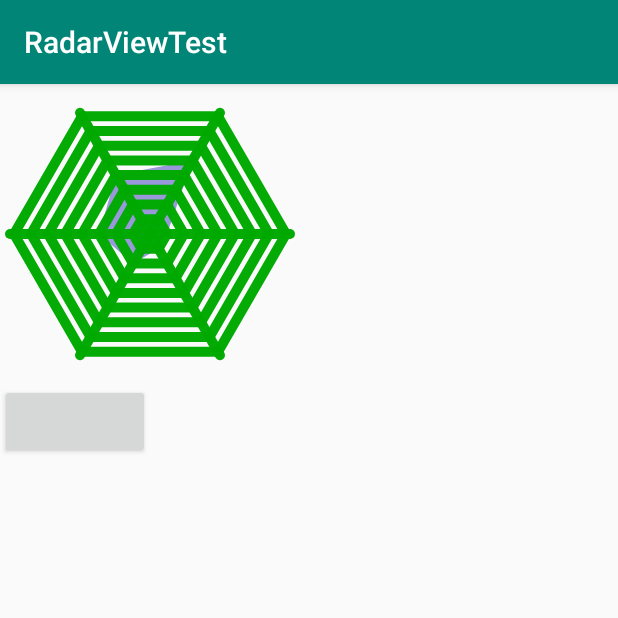
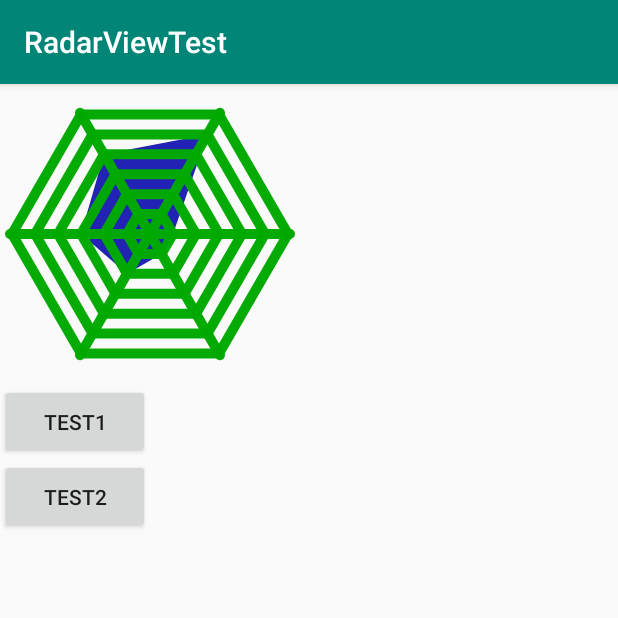
Before and after one commit to PYJTLK/RadarViewTest, an Android app: the screen it shows after launch (MainActivity), on a phone screen of 412 x 824 dp, the top half of it. Run offline under Robolectric (Android 15) with nearby library versions, the phone set to English and light mode, and no system bars.

Commit message:
修复初次设值不显示的bug，重写演示代码

```diff
--- a/app/src/main/res/layout/activity_main.xml
+++ b/app/src/main/res/layout/activity_main.xml
@@ -14,15 +14,21 @@
         android:layout_height="200dp"
         app:attributeCount="6"
         app:showWeb="true"
-        app:attributeLevel="8"
+        app:initLevel="3"
+        app:attributeLevel="6"
         app:contentColor="#A00A"
         app:lineColor="#A0A0"
-        app:animDuration="1000"
-        app:initLevel="4"
-        app:contentAlpha="100"/>
+        app:animDuration="500"/>
 
     <Button
         android:layout_width="100dp"
         android:layout_height="50dp"
-        android:onClick="onClicked"/>
+        android:onClick="onClicked"
+        android:text="test1"/>
+
+    <Button
+        android:layout_width="100dp"
+        android:layout_height="50dp"
+        android:onClick="onClicked2"
+        android:text="test2"/>
 </LinearLayout>
--- a/radarview/src/main/java/com/pyjtlk/radarview/RadarChart.java
+++ b/radarview/src/main/java/com/pyjtlk/radarview/RadarChart.java
@@ -14,7 +14,6 @@ import android.util.AttributeSet;
 import android.util.Log;
 import android.view.View;
 import android.view.ViewTreeObserver;
-
 import java.util.ArrayList;
 
 /**
@@ -424,6 +423,7 @@ public class RadarChart extends View{
     protected void onDetachedFromWindow() {
         super.onDetachedFromWindow();
         mAttrAnimator.cancel();
+        mAttrAnimator.removeAllUpdateListeners();
     }
 
     /**
```
Also changed, not shown: app/src/main/java/com/pyjtlk/radarviewtest/MainActivity.java (+13 -2 lines).
